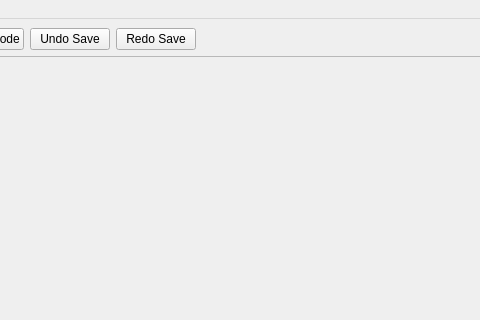
Qt form quest_maker/views/quest_main_view.ui (thisisnotruben/ToW-tools) before a commit; both pictures show x 284 to 764 and y 0 to 320 of the 1200 by 800 pixel window.
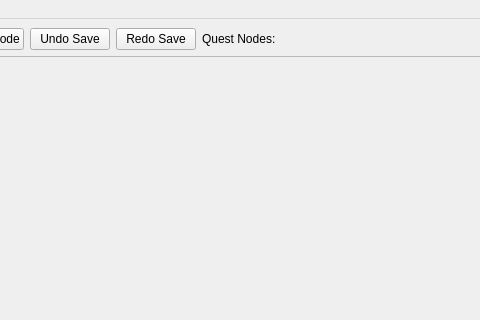
The same form after that commit.

```diff
--- a/quest_maker/views/quest_main_view.ui
+++ b/quest_maker/views/quest_main_view.ui
@@ -98,6 +98,13 @@
           </property>
          </widget>
         </item>
+        <item>
+         <widget class="QLabel" name="quest_nodes_total_lbl">
+          <property name="text">
+           <string>Quest Nodes: </string>
+          </property>
+         </widget>
+        </item>
         <item>
          <spacer name="horizontalSpacer">
           <property name="orientation">
```
